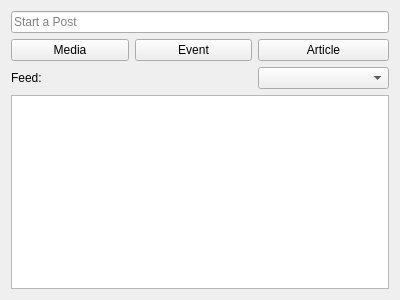
Before: the Qt Designer form Components/App/homecomponent.ui in saeedsamimi/InLink, drawn with Qt 5.
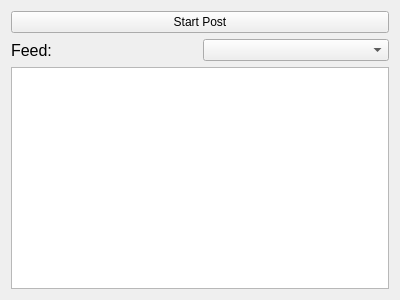
After: the same form once the commit is applied.

The edit to the form file:
```diff
--- a/Components/App/homecomponent.ui
+++ b/Components/App/homecomponent.ui
@@ -14,28 +14,19 @@
    <string>Form</string>
   </property>
   <layout class="QGridLayout" name="gridLayout">
-   <item row="1" column="2">
-    <widget class="QPushButton" name="ArticleBtn">
-     <property name="text">
-      <string>Article</string>
+   <item row="1" column="0">
+    <widget class="QLabel" name="FeedLabel">
+     <property name="font">
+      <font>
+       <pointsize>12</pointsize>
+      </font>
      </property>
-    </widget>
-   </item>
-   <item row="0" column="0" colspan="3">
-    <widget class="QLineEdit" name="StartPost_textBox">
-     <property name="placeholderText">
-      <string>Start a Post</string>
+     <property name="text">
+      <string>Feed:</string>
      </property>
     </widget>
    </item>
    <item row="1" column="1">
-    <widget class="QPushButton" name="EventBtn">
-     <property name="text">
-      <string>Event</string>
-     </property>
-    </widget>
-   </item>
-   <item row="2" column="2">
     <widget class="QComboBox" name="sortCombo">
      <property name="placeholderText">
       <string>Sort By:</string>
@@ -57,14 +48,7 @@
      </item>
     </widget>
    </item>
-   <item row="1" column="0">
-    <widget class="QPushButton" name="MediaBtn">
-     <property name="text">
-      <string>Media</string>
-     </property>
-    </widget>
-   </item>
-   <item row="3" column="0" colspan="3">
+   <item row="2" column="0" colspan="2">
     <widget class="QScrollArea" name="FeedArea">
      <property name="widgetResizable">
       <bool>true</bool>
@@ -75,7 +59,7 @@
         <x>0</x>
         <y>0</y>
         <width>376</width>
-        <height>170</height>
+        <height>205</height>
        </rect>
       </property>
       <layout class="QVBoxLayout" name="verticalLayout">
@@ -114,10 +98,10 @@
      </widget>
     </widget>
    </item>
-   <item row="2" column="0">
-    <widget class="QLabel" name="FeedLabel">
+   <item row="0" column="0" colspan="2">
+    <widget class="QPushButton" name="start_post_btn">
      <property name="text">
-      <string>Feed:</string>
+      <string>Start Post</string>
      </property>
     </widget>
    </item>
```
